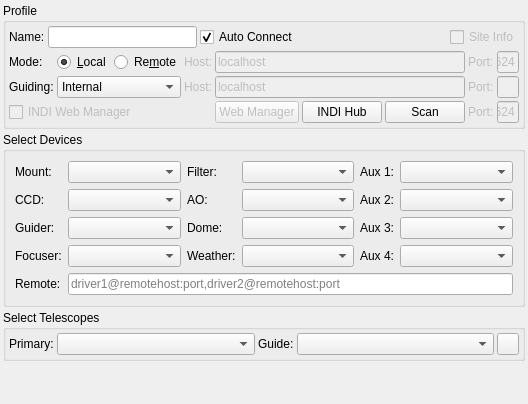
Before: the Qt Designer form kstars/ekos/profileeditor.ui in KDE/kstars, drawn with Qt 5.
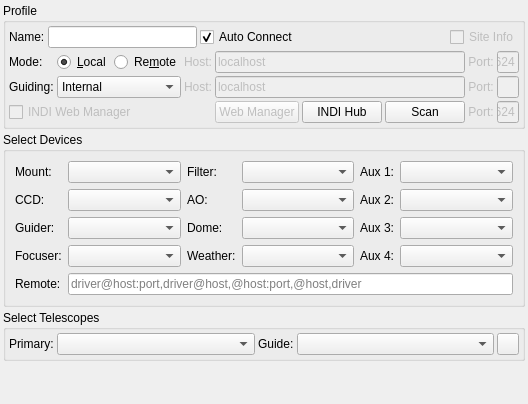
After: the same form once the commit is applied. Icons and pictures are not drawn.

Commit message: Reword ProfileEditor tooltips, especially remote INDI chaining.

The edit to the form file:
```diff
--- a/kstars/ekos/profileeditor.ui
+++ b/kstars/ekos/profileeditor.ui
@@ -124,6 +124,9 @@
           <property name="text">
            <string>Port:</string>
           </property>
+          <property name="alignment">
+           <set>Qt::AlignCenter</set>
+          </property>
          </widget>
         </item>
         <item row="1" column="9">
@@ -134,6 +137,9 @@
           <property name="text">
            <string>Port:</string>
           </property>
+          <property name="alignment">
+           <set>Qt::AlignCenter</set>
+          </property>
          </widget>
         </item>
         <item row="0" column="2">
@@ -161,6 +167,9 @@
           <property name="text">
            <string>Port:</string>
           </property>
+          <property name="alignment">
+           <set>Qt::AlignCenter</set>
+          </property>
          </widget>
         </item>
         <item row="2" column="10">
@@ -658,7 +667,7 @@
       <item row="4" column="1" colspan="5">
        <widget class="QLineEdit" name="remoteDrivers">
         <property name="placeholderText">
-         <string>driver1@remotehost:port,driver2@remotehost:port</string>
+         <string>driver@host:port,driver@host,@host:port,@host,driver</string>
         </property>
        </widget>
       </item>
```
Left out of the diff: 66 changed lines with no effect on the pictures. The commit also changes 1 other file.
